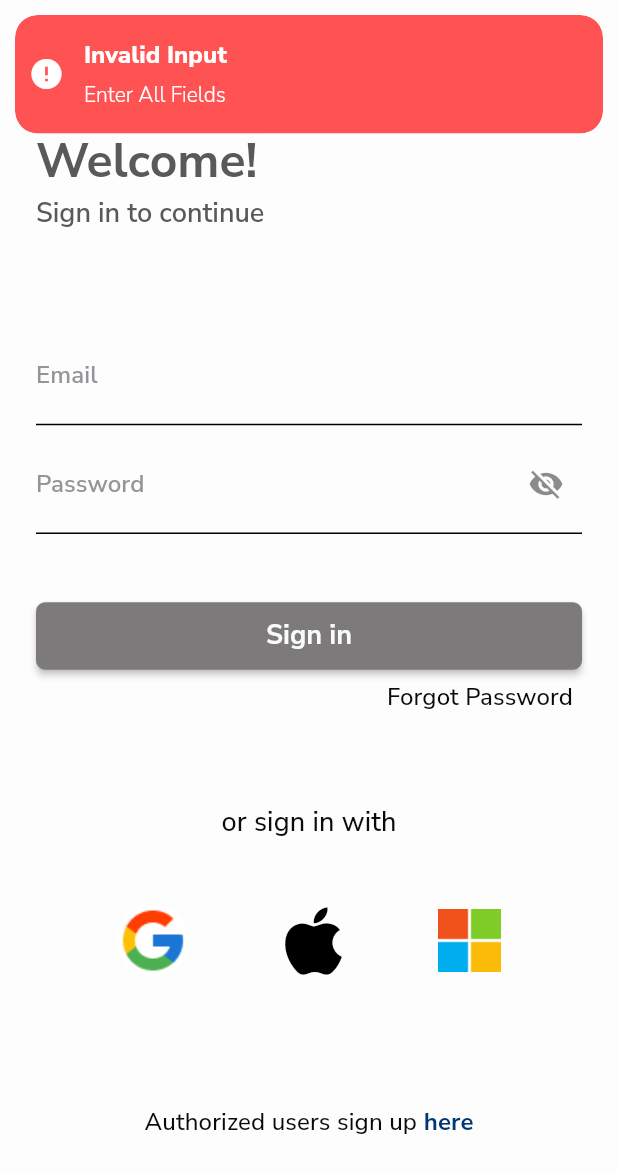
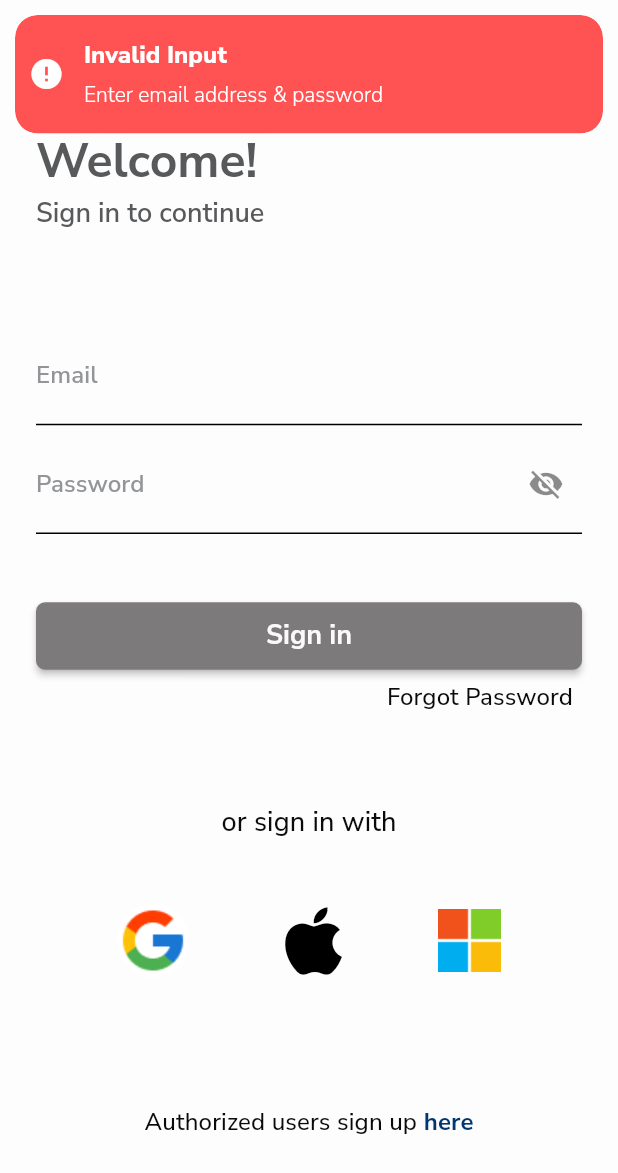
Before and after one commit to Hassan-Ali-Syed/sales_person_app, a Flutter app: the screen it shows after launch, after a tap on "Sign in", on a phone screen of 412 x 824 dp. Shown: the top 1173 px of the screen. Run offline on Flutter 3.47's test engine with Material 3 defaults, Android fonts, the phone set to English and light mode, and no system bars; our stand-ins replace dio, get, get_storage, google_fonts, graphql_flutter, pretty_dio_logger and 1 more; missing offline and left inert: bottom_navbar_with_indicator, flutter_barcode_scanner; accounts and stored records are empty; network calls fail.

Commit message:
convert signInGraphQL into signInRest and handled validations and error exceptions

```diff
--- a/lib/services/api/api_constants.dart
+++ b/lib/services/api/api_constants.dart
@@ -12,7 +12,7 @@ class ApiConstants {
   //GRAPHQL
   static const String BASE_URL_GRAPHQL = 'https://be2.rs74.net/graphql';
 
-  static const String BASE_URL_API = '${BASE_URL}api/v1/';
+  static const String BASE_URL_API = '${BASE_URL}api/v2/';
 
   // AUTHENTICATION API`s
   static const String LOGIN = '${BASE_URL_API}salesRepLogin';
--- a/lib/views/sign_in/controller/sign_in_controller.dart
+++ b/lib/views/sign_in/controller/sign_in_controller.dart
@@ -16,6 +16,7 @@ class SignInController extends GetxController {
   RxBool isLoading = false.obs;
   RxBool isServerError = false.obs;
   RxString msg = "".obs;
+  RxString errorTitle = ''.obs;
 
   late TextEditingController emailController;
   late TextEditingController passwordController;
@@ -30,10 +31,6 @@ class SignInController extends GetxController {
   void onInit() {
     super.onInit();
     Preferences().clearAll();
-
-    // emailController = TextEditingController(text: 'hassan@gmail.com');
-    // passwordController = TextEditingController(text: 'hassan123');
-
     emailController = TextEditingController();
     passwordController = TextEditingController();
   }
@@ -50,29 +47,42 @@ class SignInController extends GetxController {
     return token;
   }
 
-  Future<void> userLoginGraph() async {
+  Future<void> signInRest() async {
     await BaseClient.safeApiCall(
-      ApiConstants.BASE_URL_GRAPHQL,
-      RequestType.mutate,
-      headersForGraphQL: BaseClient.generateHeadersForGraphQL2_0(),
-      query: """
-        mutation {
-            login(input: {
-                email: "${emailController.text}"
-                password: "${passwordController.text}"
-            }) {
-                token
-            }
-        }""",
+      ApiConstants.LOGIN,
+      RequestType.post,
+      headers: await BaseClient.generateHeaders(),
+      data: {
+        "email": emailController.text,
+        "password": passwordController.text
+      },
       onLoading: () {
         isLoading.value = true;
       },
-      onSuccessGraph: (response) async {
-        Preferences().setUserToken(response.data!['login']["token"]);
-        log('Token: ${Preferences().getUserToken()}');
-        Get.offNamed(AppRoutes.MAIN_PAGE);
+      onSuccess: (response) async {
+        if (response.data!['success']) {
+          addUserLoginData(response.data!);
+        }
       },
       onError: (e) {
+        if (e.statusCode == 401) {
+          log('status code ${e.statusCode}: ${e.response?.data['message']}');
+          msg.value = e.response?.data['message'];
+          errorTitle.value = 'Invalid credentials';
+        } else if (e.statusCode == 422) {
+          log('status code ${e.statusCode}: ${e.response?.data['errors']['email'][0]}');
+          msg.value = e.response?.data['errors']['email'][0];
+          errorTitle.value = 'Invalid email';
+        } else {
+          log('status code ${e.statusCode}: ${e.response}');
+          errorTitle.value = 'Server error';
+          msg.value = e.message;
+        }
+        CustomSnackBar.showCustomErrorSnackBar(
+          title: errorTitle.value,
+          message: msg.value,
+          duration: const Duration(seconds: 2),
+        );
         isServerError.value = true;
       },
     );
@@ -83,20 +93,33 @@ class SignInController extends GetxController {
     userLoginData = SignInModel.fromJson(data);
     Preferences().setUser(userLoginData!.data!);
     Preferences().setUserToken(userLoginData!.data!.token!);
-    // await userLoginGraph();
+    log('Token: ${Preferences().getUserToken()}');
+    log('User: ${Preferences().getUser().name}');
     isLoading.value = false;
     Get.offAllNamed(AppRoutes.MAIN_PAGE);
   }
 
   void signInMethod() {
-    if (emailController.text != '' && passwordController.text != '') {
-      userLoginGraph();
-    } else {
+    if (emailController.text == '' && passwordController.text == '') {
       CustomSnackBar.showCustomErrorSnackBar(
         title: 'Invalid Input',
-        message: 'Enter All Fields',
+        message: 'Enter email address & password',
         duration: const Duration(seconds: 3),
       );
+    } else if (emailController.text == '') {
+      CustomSnackBar.showCustomErrorSnackBar(
+        title: 'Invalid Input',
+        message: 'Enter email address',
+        duration: const Duration(seconds: 3),
+      );
+    } else if (passwordController.text == '') {
+      CustomSnackBar.showCustomErrorSnackBar(
+        title: 'Invalid Input',
+        message: 'Enter Password',
+        duration: const Duration(seconds: 3),
+      );
+    } else {
+      signInRest();
     }
   }
 
--- a/lib/widgets/custom_textfield.dart
+++ b/lib/widgets/custom_textfield.dart
@@ -33,7 +33,7 @@ class _CustomTextFieldState extends State<CustomTextField> {
       setState(() {});
     });
     widget.controller?.addListener(() {
-      setState(() {}); // Rebuild when the text in the controller changes
+      setState(() {});
     });
   }
 
@@ -66,7 +66,6 @@ class _CustomTextFieldState extends State<CustomTextField> {
             fontWeight: FontWeight.w600,
             color: const Color(0xff939598),
           ),
-          // hintText: widget.hinttext,
           label: Text(
             widget.hinttext,
             style: context.titleSmall.copyWith(
```
Also changed, not shown: lib/views/sign_in/views/sign_in_screen.dart (+5 -4 lines), lib/views/sign_up/views/sign_up_screen.dart (+4 -3 lines), lib/widgets/custom_appbar.dart (+0 -12 lines).
